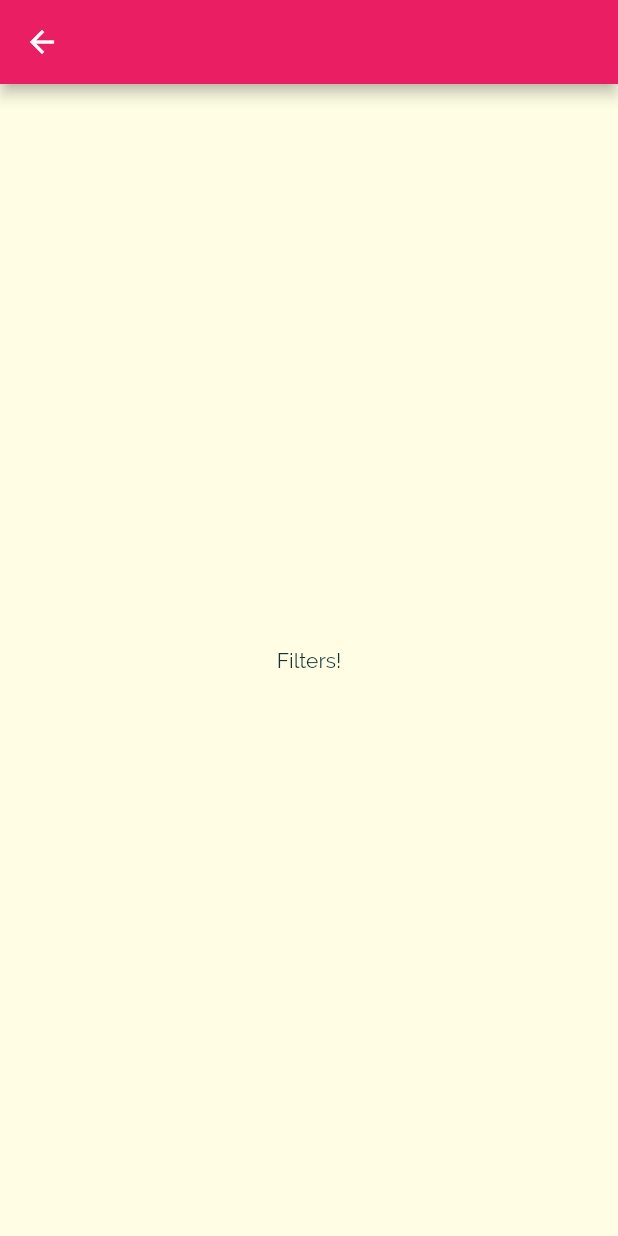
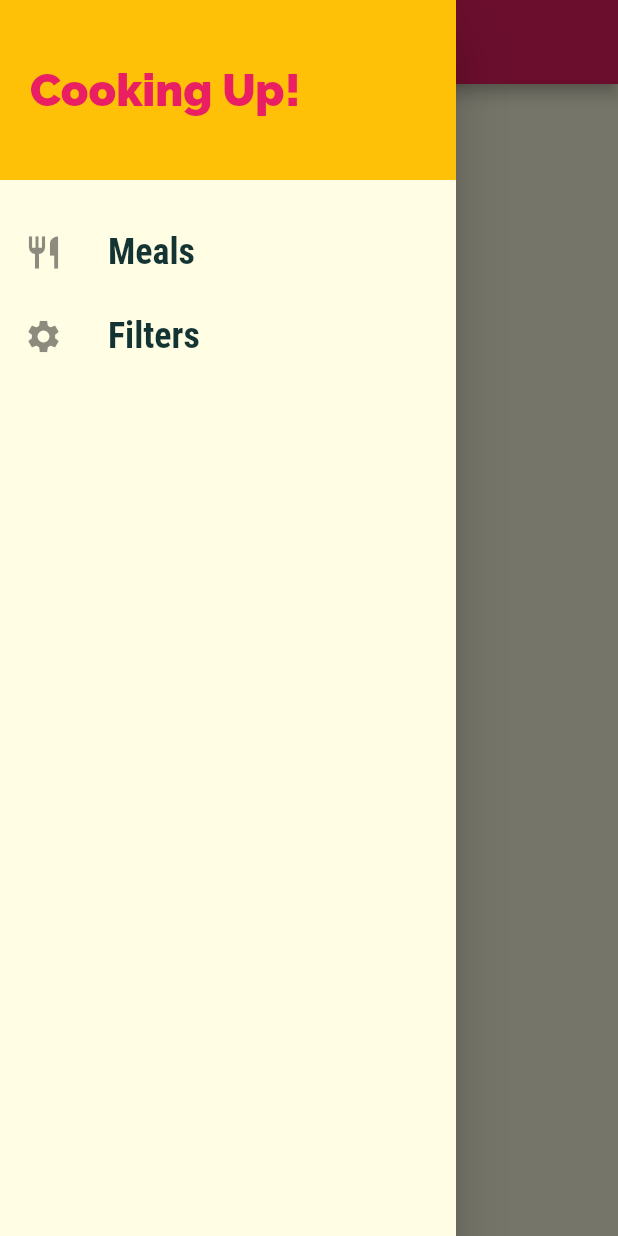
Before and after one commit to aaroncrutchfield/meals_app, a Flutter app: the FiltersScreen screen opened by its route, with the side drawer open (before the commit the screen has no drawer), on a phone screen of 412 x 824 dp. Run offline on Flutter 3.47's test engine with Material 2 defaults, Android fonts, the phone set to English and light mode, and no system bars.

Commit message:
Replacing pages instead of pushing

```diff
--- a/lib/screens/filters_screen.dart
+++ b/lib/screens/filters_screen.dart
@@ -1,4 +1,5 @@
 import 'package:flutter/material.dart';
+import 'package:meals_app/widgets/main_drawer.dart';
 
 class FiltersScreen extends StatelessWidget {
   static const ROUTE = '/filter';
@@ -6,7 +7,8 @@ class FiltersScreen extends StatelessWidget {
   @override
   Widget build(BuildContext context) {
     return Scaffold(
-	    appBar: AppBar(),
+	    appBar: AppBar(title: Text('Filters'),),
+      drawer: MainDrawer(),
       body: Center(child: Text('Filters!')),
     );
   }
--- a/lib/widgets/main_drawer.dart
+++ b/lib/widgets/main_drawer.dart
@@ -27,12 +27,12 @@ class MainDrawer extends StatelessWidget {
           buildListTile(
             iconData: Icons.restaurant,
             title: 'Meals',
-            function: () => Navigator.of(context).pushNamed('/'),
+            function: () => Navigator.of(context).pushReplacementNamed('/'),
           ),
           buildListTile(
             iconData: Icons.settings,
             title: 'Filters',
-            function: () => Navigator.of(context).pushNamed(FiltersScreen.ROUTE),
+            function: () => Navigator.of(context).pushReplacementNamed(FiltersScreen.ROUTE),
           ),
         ],
       ),
```
